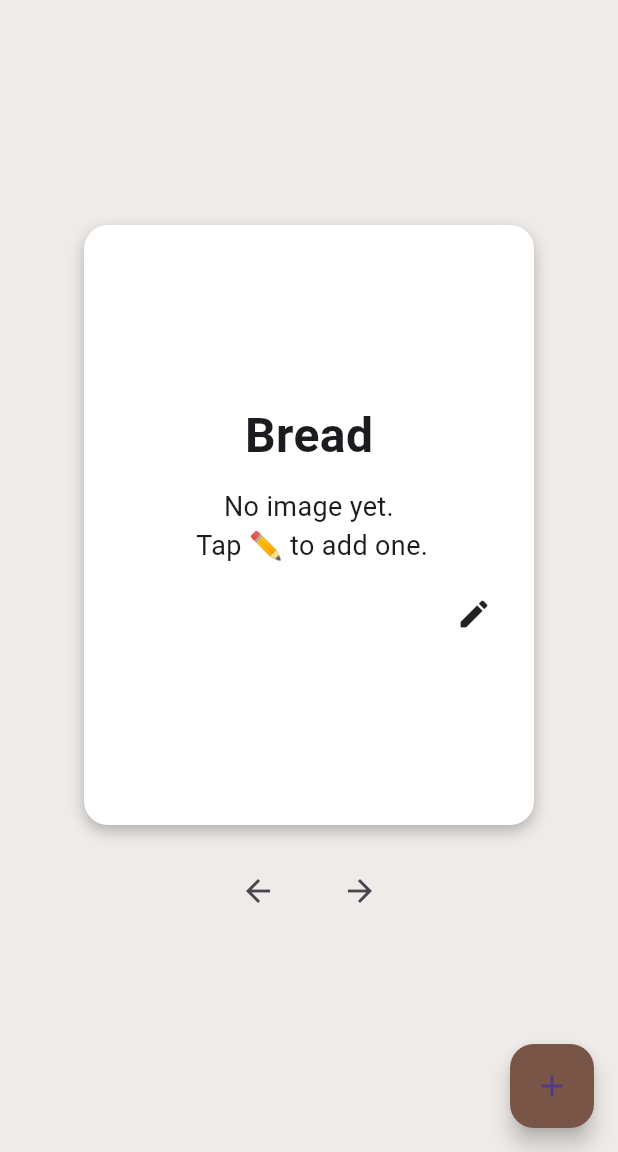
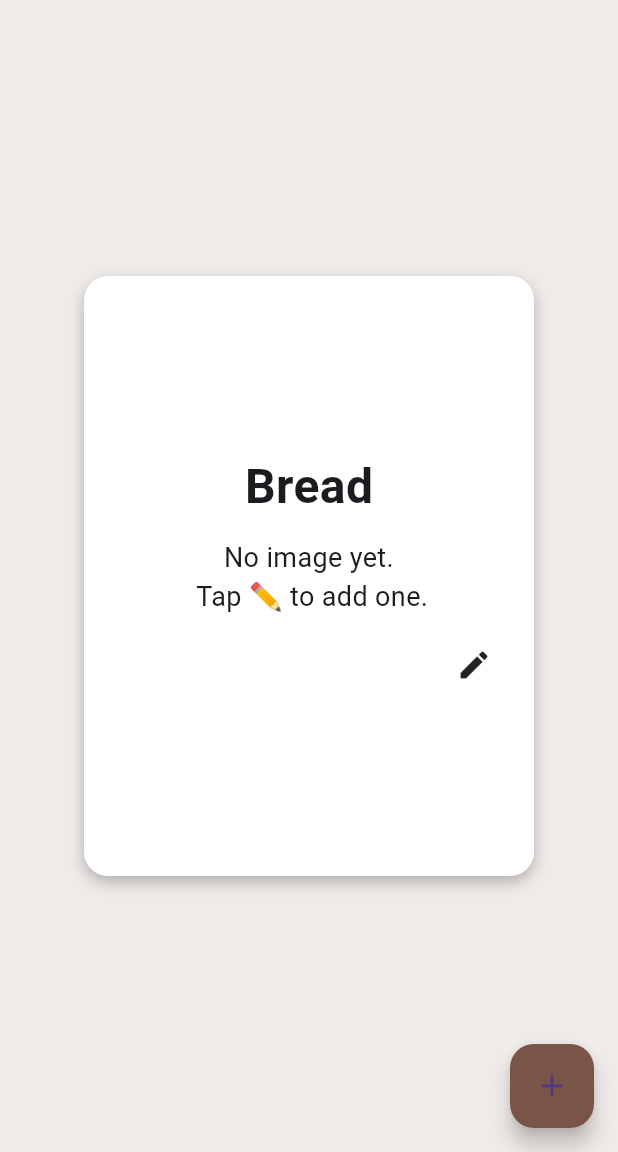
Before and after one commit to AmonBrollo/FlashLingo, a Flutter app: the screen it shows after launch, on a phone screen of 412 x 824 dp, the part 84-1236 px from its top. Run offline on Flutter 3.47's test engine with Material 3 defaults, Android fonts, the phone set to English and light mode, and no system bars; our stand-ins replace image_picker.

```diff
--- a/lib/main.dart
+++ b/lib/main.dart
@@ -53,6 +53,7 @@ class _FlashcardScreenState extends State<FlashcardScreen> {
   bool isFlipped = false;
   List<Flashcard> remembered = [];
   List<Flashcard> forgotten = [];
+  double _dragDx = 0.0;
 
   Future<void> loadFlashcards() async {
     final String jsonString = await rootBundle.loadString(
@@ -129,33 +130,81 @@ class _FlashcardScreenState extends State<FlashcardScreen> {
       body: Column(
         mainAxisAlignment: MainAxisAlignment.center,
         children: [
-          Dismissible(
-            key: ValueKey(currentIndex),
-            direction: DismissDirection.horizontal,
-            onDismissed: (direction) {
+          GestureDetector(
+            onPanUpdate: (details) {
               setState(() {
-                if (direction == DismissDirection.startToEnd) {
+                _dragDx += details.delta.dx;
+              });
+            },
+            onPanEnd: (details) {
+              if (_dragDx > 100) {
+                setState(() {
                   remembered.add(flashcards[currentIndex]);
-                } else if (direction == DismissDirection.endToStart) {
-                  forgotten.add(flashcards[currentIndex]);
-                }
                   if (currentIndex < flashcards.length - 1) {
                     currentIndex++;
                   } else {
                     currentIndex = 0;
                   }
                   isFlipped = false;
+                  _dragDx = 0.0;
                 });
+              } else if (_dragDx < -100) {
+                setState(() {
+                  forgotten.add(flashcards[currentIndex]);
+                  if (currentIndex < flashcards.length - 1) {
+                    currentIndex++;
+                  } else {
+                    currentIndex = 0;
+                  }
+                  isFlipped = false;
+                  _dragDx = 0.0;
+                });
+              } else {
+                setState(() {
+                  _dragDx = 0.0;
+                });
+              }
             },
+            child: Center(
+              child: Stack(
+                alignment: Alignment.center,
+                children: [
+                  Positioned(
+                    left: 30,
+                    child: Opacity(
+                      opacity: _dragDx > 0
+                          ? (_dragDx / 150).clamp(0, 1).toDouble()
+                          : 0,
+                      child: const Icon(
+                        Icons.check_circle,
+                        color: Colors.green,
+                        size: 80,
+                      ),
+                    ),
+                  ),
+                  Positioned(
+                    right: 30,
+                    child: Opacity(
+                      opacity: _dragDx < 0
+                          ? (-_dragDx / 150).clamp(0, 1).toDouble()
+                          : 0,
+                      child: const Icon(
+                        Icons.cancel,
+                        color: Colors.red,
+                        size: 80,
+                      ),
+                    ),
+                  ),
+                  Transform.translate(
+                    offset: Offset(_dragDx, 0),
                     child: GestureDetector(
                       onTap: () {
                         setState(() {
                           isFlipped = !isFlipped;
                         });
                       },
-
                       child: AnimatedContainer(
-                duration: const Duration(milliseconds: 500),
+                        duration: const Duration(milliseconds: 300),
                         curve: Curves.easeInOut,
                         width: 300,
                         height: 400,
@@ -202,7 +251,7 @@ class _FlashcardScreenState extends State<FlashcardScreen> {
                                                 fit: BoxFit.cover,
                                               )
                                             : const Text(
-                                        'No image yet. \n Tap ✏️ to add one.',
+                                                'No image yet.\n Tap ✏️ to add one.',
                                                 textAlign: TextAlign.center,
                                                 style: TextStyle(fontSize: 18),
                                               ),
@@ -216,7 +265,10 @@ class _FlashcardScreenState extends State<FlashcardScreen> {
                                 mainAxisAlignment: MainAxisAlignment.end,
                                 children: [
                                   IconButton(
-                            icon: const Icon(Icons.edit, color: Colors.black87),
+                                    icon: const Icon(
+                                      Icons.edit,
+                                      color: Colors.black87,
+                                    ),
                                     tooltip: 'Add image',
                                     onPressed: changeCurrentImage,
                                   ),
@@ -228,20 +280,9 @@ class _FlashcardScreenState extends State<FlashcardScreen> {
                       ),
                     ),
                   ),
-          const SizedBox(height: 20),
-          Row(
-            mainAxisAlignment: MainAxisAlignment.center,
-            children: [
-              IconButton(
-                icon: const Icon(Icons.arrow_back),
-                onPressed: prevCard,
+                ],
               ),
-              const SizedBox(width: 20),
-              IconButton(
-                icon: const Icon(Icons.arrow_forward),
-                onPressed: nextCard,
             ),
-            ],
           ),
         ],
       ),
@@ -283,7 +324,9 @@ class _AddFlashcardScreenState extends State<AddFlashcardScreen> {
   final TextEditingController hungarianController = TextEditingController();
 
   void submit() {
-    if (englishController.text.trim().isEmpty) return;
+    if (englishController.text.trim().isEmpty ||
+        hungarianController.text.trim().isEmpty)
+      return;
 
     final newFlashcard = Flashcard(
       english: englishController.text.trim(),
```
Lines whose indentation alone changed are shown as unchanged.
